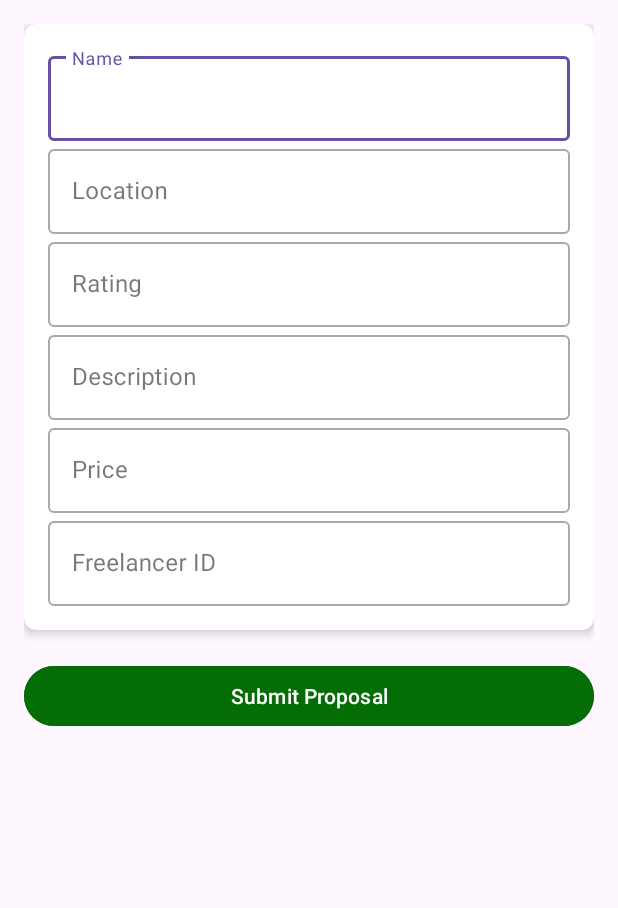
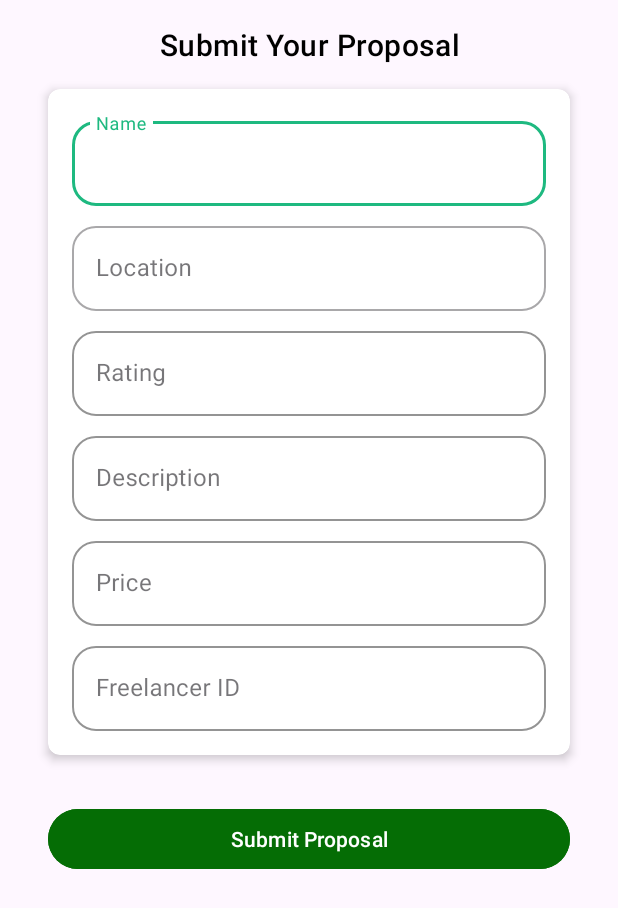
Before and after one commit to Rushikesh2606/MegaProject2, an Android app: the BidActivity screen opened directly, with no data from a screen before it, on a phone screen of 412 x 824 dp. Shown: the top 908 px of the screen. Run offline under Robolectric (Android 15) with nearby library versions, the phone set to English and light mode, and no system bars; our stand-ins replace Firebase (no records; nobody signed in at launch, a user with empty details on screens opened directly); 1 statement that could not run was skipped.

Commit message:
ui update2

```diff
--- a/app/src/main/java/com/example/codebrains/login.java
+++ b/app/src/main/java/com/example/codebrains/login.java
@@ -108,4 +108,9 @@ public class login extends AppCompatActivity {
         SharedPreferences prefs = getSharedPreferences("UserPrefs", MODE_PRIVATE);
         prefs.edit().putString("profession", role).apply();
     }
+
+    public void gosignup(View view) {
+        Intent intent =new Intent(login.this, signup.class);
+        startActivity(intent);
+    }
 }
--- a/app/src/main/res/layout/activity_aichatbot.xml
+++ b/app/src/main/res/layout/activity_aichatbot.xml
@@ -32,9 +32,12 @@
             android:layout_height="wrap_content"
             android:layout_marginTop="24dp"
             android:hint="Enter Your Prompt"
-            app:boxStrokeColor="#757575"
+
             app:boxCornerRadiusTopStart="16dp"
             app:boxCornerRadiusTopEnd="16dp"
+            app:boxStrokeColor="#1EB980"
+            app:endIconTint="#1EB980"
+            app:hintTextColor="#1EB980"
             app:boxCornerRadiusBottomStart="16dp"
             app:boxCornerRadiusBottomEnd="16dp">
 
--- a/app/src/main/res/layout/activity_bid.xml
+++ b/app/src/main/res/layout/activity_bid.xml
@@ -11,13 +11,29 @@
         android:layout_height="wrap_content"
         android:padding="16dp">
 
+        <!-- Title -->
+        <TextView
+            android:id="@+id/titleTextView"
+            android:layout_width="0dp"
+            android:layout_height="wrap_content"
+            android:text="Submit Your Proposal"
+            android:textAppearance="@style/TextAppearance.MaterialComponents.Headline6"
+            android:textColor="@android:color/black"
+            android:gravity="center"
+            android:layout_marginBottom="16dp"
+            app:layout_constraintTop_toTopOf="parent"
+            app:layout_constraintStart_toStartOf="parent"
+            app:layout_constraintEnd_toEndOf="parent"/>
+
+        <!-- CardView Container for Input Fields -->
         <androidx.cardview.widget.CardView
             android:id="@+id/cardView"
-            android:layout_width="match_parent"
+            android:layout_width="0dp"
             android:layout_height="wrap_content"
             app:cardCornerRadius="8dp"
             app:cardElevation="4dp"
-            app:layout_constraintTop_toTopOf="parent"
+            android:layout_margin="16dp"
+            app:layout_constraintTop_toBottomOf="@id/titleTextView"
             app:layout_constraintStart_toStartOf="parent"
             app:layout_constraintEnd_toEndOf="parent"
             app:layout_constraintBottom_toTopOf="@id/submitButton">
@@ -27,11 +43,19 @@
                 android:layout_height="wrap_content"
                 android:padding="16dp">
 
+                <!-- Name Input -->
                 <com.google.android.material.textfield.TextInputLayout
                     android:id="@+id/nameTextInputLayout"
                     style="@style/Widget.MaterialComponents.TextInputLayout.OutlinedBox"
-                    android:layout_width="match_parent"
+                    android:layout_width="0dp"
                     android:layout_height="wrap_content"
+                    app:boxStrokeColor="#1EB980"
+                    app:endIconTint="#1EB980"
+                    app:hintTextColor="#1EB980"
+                    app:boxCornerRadiusBottomEnd="16dp"
+                    app:boxCornerRadiusBottomStart="16dp"
+                    app:boxCornerRadiusTopEnd="16dp"
+                    app:boxCornerRadiusTopStart="16dp"
                     android:hint="Name"
                     app:layout_constraintTop_toTopOf="parent"
                     app:layout_constraintStart_toStartOf="parent"
@@ -43,12 +67,19 @@
                         android:layout_height="wrap_content" />
                 </com.google.android.material.textfield.TextInputLayout>
 
+                <!-- Location Input -->
                 <com.google.android.material.textfield.TextInputLayout
                     android:id="@+id/locationTextInputLayout"
                     style="@style/Widget.MaterialComponents.TextInputLayout.OutlinedBox"
-                    android:layout_width="match_parent"
+                    android:layout_width="0dp"
                     android:layout_height="wrap_content"
                     android:hint="Location"
+                    android:layout_marginTop="8dp"
+
+                    app:boxCornerRadiusBottomEnd="16dp"
+                    app:boxCornerRadiusBottomStart="16dp"
+                    app:boxCornerRadiusTopEnd="16dp"
+                    app:boxCornerRadiusTopStart="16dp"
                     app:layout_constraintTop_toBottomOf="@id/nameTextInputLayout"
                     app:layout_constraintStart_toStartOf="parent"
                     app:layout_constraintEnd_toEndOf="parent">
@@ -59,12 +90,21 @@
                         android:layout_height="wrap_content" />
                 </com.google.android.material.textfield.TextInputLayout>
 
+                <!-- Rating Input -->
                 <com.google.android.material.textfield.TextInputLayout
                     android:id="@+id/ratingTextInputLayout"
                     style="@style/Widget.MaterialComponents.TextInputLayout.OutlinedBox"
-                    android:layout_width="match_parent"
+                    android:layout_width="0dp"
                     android:layout_height="wrap_content"
                     android:hint="Rating"
+                    app:boxStrokeColor="#1EB980"
+                    app:endIconTint="#1EB980"
+                    app:hintTextColor="#1EB980"
+                    app:boxCornerRadiusBottomEnd="16dp"
+                    app:boxCornerRadiusBottomStart="16dp"
+                    app:boxCornerRadiusTopEnd="16dp"
+                    app:boxCornerRadiusTopStart="16dp"
+                    android:layout_marginTop="8dp"
                     app:layout_constraintTop_toBottomOf="@id/locationTextInputLayout"
                     app:layout_constraintStart_toStartOf="parent"
                     app:layout_constraintEnd_toEndOf="parent">
@@ -75,12 +115,21 @@
                         android:layout_height="wrap_content" />
                 </com.google.android.material.textfield.TextInputLayout>
 
+                <!-- Description Input -->
                 <com.google.android.material.textfield.TextInputLayout
                     android:id="@+id/descriptionTextInputLayout"
                     style="@style/Widget.MaterialComponents.TextInputLayout.OutlinedBox"
-                    android:layout_width="match_parent"
+                    android:layout_width="0dp"
                     android:layout_height="wrap_content"
                     android:hint="Description"
+                    android:layout_marginTop="8dp"
+                    app:boxStrokeColor="#1EB980"
+                    app:endIconTint="#1EB980"
+                    app:hintTextColor="#1EB980"
+                    app:boxCornerRadiusBottomEnd="16dp"
+                    app:boxCornerRadiusBottomStart="16dp"
+                    app:boxCornerRadiusTopEnd="16dp"
+                    app:boxCornerRadiusTopStart="16dp"
                     app:layout_constraintTop_toBottomOf="@id/ratingTextInputLayout"
                     app:layout_constraintStart_toStartOf="parent"
                     app:layout_constraintEnd_toEndOf="parent">
@@ -91,12 +140,21 @@
                         android:layout_height="wrap_content" />
                 </com.google.android.material.textfield.TextInputLayout>
 
+                <!-- Price Input -->
                 <com.google.android.material.textfield.TextInputLayout
                     android:id="@+id/priceTextInputLayout"
                     style="@style/Widget.MaterialComponents.TextInputLayout.OutlinedBox"
-                    android:layout_width="match_parent"
+                    android:layout_width="0dp"
                     android:layout_height="wrap_content"
                     android:hint="Price"
+                    android:layout_marginTop="8dp"
+                    app:boxStrokeColor="#1EB980"
+                    app:endIconTint="#1EB980"
+                    app:hintTextColor="#1EB980"
+                    app:boxCornerRadiusBottomEnd="16dp"
+                    app:boxCornerRadiusBottomStart="16dp"
+                    app:boxCornerRadiusTopEnd="16dp"
+                    app:boxCornerRadiusTopStart="16dp"
                     app:layout_constraintTop_toBottomOf="@id/descriptionTextInputLayout"
                     app:layout_constraintStart_toStartOf="parent"
                     app:layout_constraintEnd_toEndOf="parent">
@@ -107,12 +165,22 @@
                         android:layout_height="wrap_content" />
                 </com.google.android.material.textfield.TextInputLayout>
 
+                <!-- Freelancer ID Input -->
                 <com.google.android.material.textfield.TextInputLayout
                     android:id="@+id/freelancerIdTextInputLayout"
                     style="@style/Widget.MaterialComponents.TextInputLayout.OutlinedBox"
-                    android:layout_width="match_parent"
+                    android:layout_width="0dp"
                     android:layout_height="wrap_content"
                     android:hint="Freelancer ID"
+                    android:layout_marginTop="8dp"
+                    android:layout_marginBottom="8dp"
+                    app:boxStrokeColor="#1EB980"
+                    app:endIconTint="#1EB980"
+                    app:hintTextColor="#1EB980"
+                    app:boxCornerRadiusBottomEnd="16dp"
+                    app:boxCornerRadiusBottomStart="16dp"
+                    app:boxCornerRadiusTopEnd="16dp"
+                    app:boxCornerRadiusTopStart="16dp"
                     app:layout_constraintTop_toBottomOf="@id/priceTextInputLayout"
                     app:layout_constraintStart_toStartOf="parent"
                     app:layout_constraintEnd_toEndOf="parent">
@@ -122,19 +190,24 @@
                         android:layout_width="match_parent"
                         android:layout_height="wrap_content" />
                 </com.google.android.material.textfield.TextInputLayout>
+
             </androidx.constraintlayout.widget.ConstraintLayout>
         </androidx.cardview.widget.CardView>
 
+        <!-- Submit Button -->
         <com.google.android.material.button.MaterialButton
             android:id="@+id/submitButton"
-            android:layout_width="match_parent"
+            android:layout_width="0dp"
             android:layout_height="wrap_content"
             android:text="Submit Proposal"
+            android:textColor="@android:color/white"
             android:backgroundTint="#056D05"
-            android:layout_marginTop="20dp"
-        app:layout_constraintTop_toBottomOf="@id/cardView"
-        app:layout_constraintStart_toStartOf="parent"
-        app:layout_constraintEnd_toEndOf="parent"
-        app:layout_constraintBottom_toBottomOf="parent" />
+            app:cornerRadius="24dp"
+            android:layout_margin="16dp"
+            app:layout_constraintTop_toBottomOf="@id/cardView"
+            app:layout_constraintStart_toStartOf="parent"
+            app:layout_constraintEnd_toEndOf="parent"
+            app:layout_constraintBottom_toBottomOf="parent" />
+
     </androidx.constraintlayout.widget.ConstraintLayout>
 </ScrollView>
--- a/app/src/main/res/layout/activity_login.xml
+++ b/app/src/main/res/layout/activity_login.xml
@@ -253,8 +253,10 @@
                     android:layout_height="wrap_content"
                     android:text="Sign Up"
                     android:textColor="#1EB980"
+                    android:onClick="gosignup"
                     android:textSize="14sp"
-                    android:textStyle="bold" />
+                    android:textStyle="bold"
+                    tools:ignore="OnClick" />
             </LinearLayout>
 
         </androidx.constraintlayout.widget.ConstraintLayout>
```
